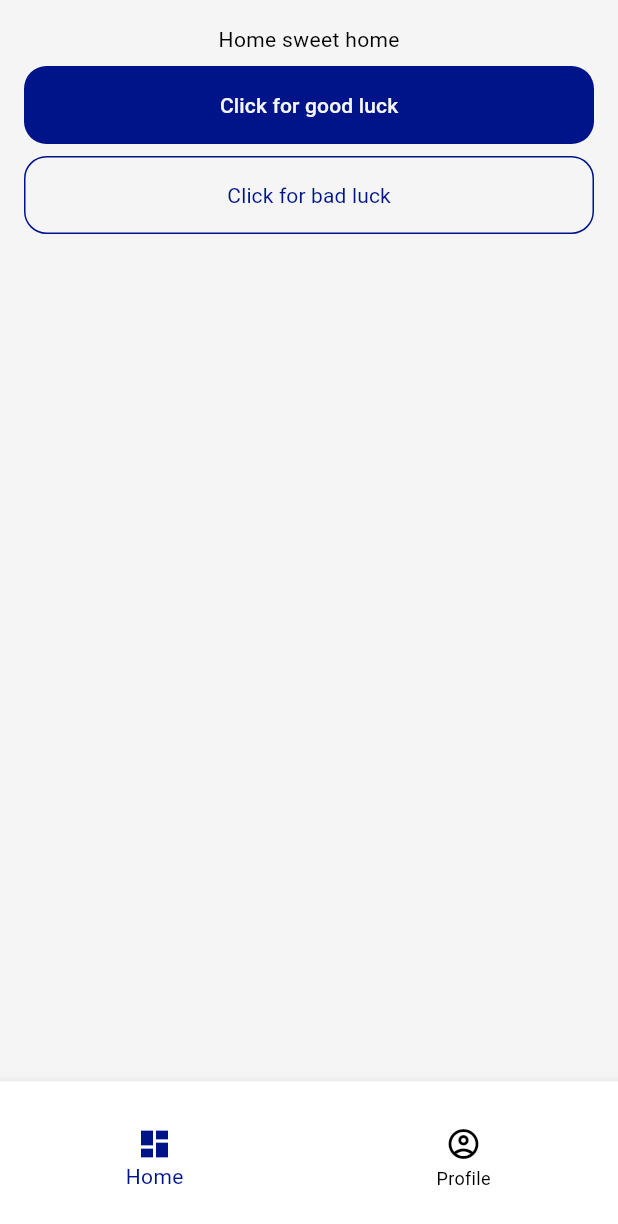
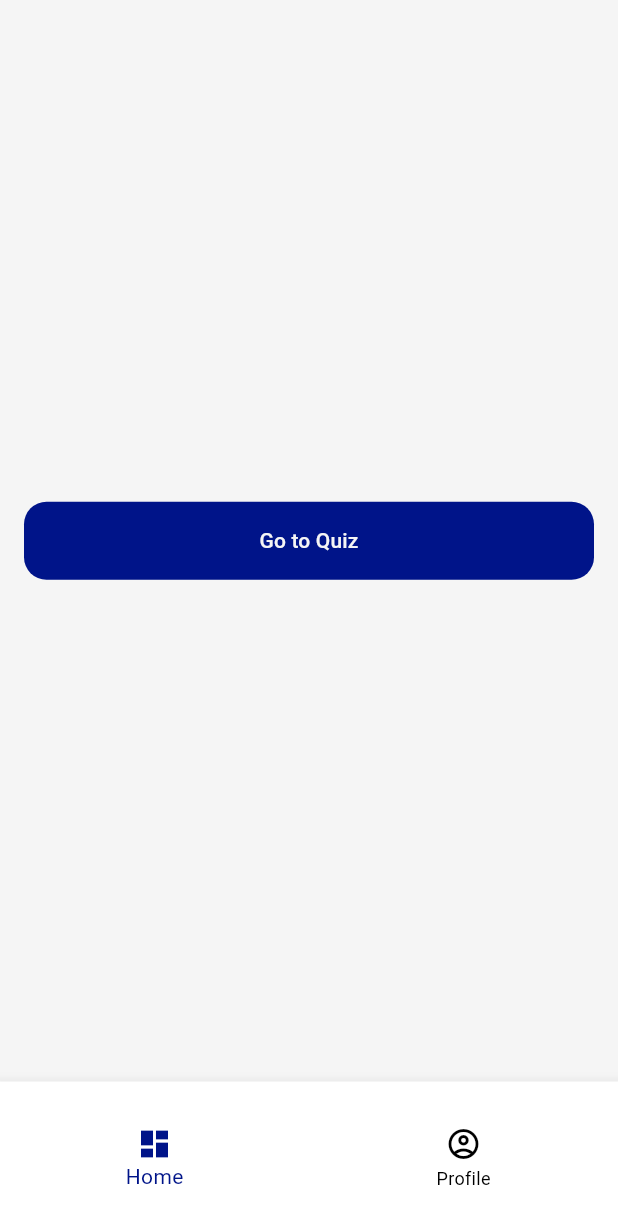
Before and after one commit to LukPle/LearnEurope, a Flutter app: the screen it shows after launch, on a phone screen of 412 x 824 dp. Shown: the top 1224 px of the screen. Run offline on Flutter 3.47's test engine with Material 3 defaults, Android fonts, the phone set to English and light mode, and no system bars; our stand-ins replace flutter_mobx, mobx; generated files the repository leaves out were written again.

Commit message:
Added multiple choice screen with basic components

```diff
--- a/lib/constants/routes.dart
+++ b/lib/constants/routes.dart
@@ -1,13 +1,22 @@
 import 'package:flutter/material.dart';
 import 'package:learn_europe/tab_selector.dart';
+import 'package:learn_europe/ui/screens/multiple_choice_screen.dart';
 
 const String tabSelector = 'tab_selector';
+const String multipleChoice = 'multiple_choice';
 
 Route<dynamic> generateRoute(RouteSettings destination) {
   switch (destination.name) {
     case tabSelector:
       return MaterialPageRoute(
-          settings: destination, builder: (context) => const TabSelector());
+        settings: destination,
+        builder: (context) => const TabSelector(),
+      );
+    case multipleChoice:
+      return MaterialPageRoute(
+        settings: destination,
+        builder: (context) => const MultipleChoiceScreen(),
+      );
     default:
       throw ('Route ${destination.name} does not exist');
   }
--- a/lib/ui/components/app_scaffold.dart
+++ b/lib/ui/components/app_scaffold.dart
@@ -12,7 +12,7 @@ class AppScaffold extends StatelessWidget {
   });
 
   final Widget body;
-  final AppBar? appBar;
+  final PreferredSizeWidget? appBar;
   final Widget? bottomNavigationBar;
   final bool hasVerticalPadding;
   final bool hasHorizontalPadding;
--- a/lib/ui/components/cta_button.dart
+++ b/lib/ui/components/cta_button.dart
@@ -56,12 +56,8 @@ class CtaButton extends StatelessWidget {
           ),
           backgroundColor: _primary
               ? MaterialStateProperty.all(
-                  color == Colors.transparent
-                      ? Colors.transparent
-                      : (color ??
-                              (brightness == Brightness.light
-                                  ? AppColors.primaryColorLight
-                                  : AppColors.primaryColorDark))
+                  color ??
+                      (brightness == Brightness.light ? AppColors.primaryColorLight : AppColors.primaryColorDark)
                           .withOpacity(opacity),
                 )
               : null,
--- a/lib/ui/screens/home_screen.dart
+++ b/lib/ui/screens/home_screen.dart
@@ -1,6 +1,6 @@
 import 'package:flutter/material.dart';
-import 'package:learn_europe/constants/paddings.dart';
 import 'package:learn_europe/ui/components/cta_button.dart';
+import 'package:learn_europe/constants/routes.dart' as routes;
 
 class HomeScreen extends StatelessWidget {
   const HomeScreen({super.key});
@@ -8,13 +8,14 @@ class HomeScreen extends StatelessWidget {
   @override
   Widget build(BuildContext context) {
     return Column(
+      mainAxisAlignment: MainAxisAlignment.center,
       children: [
-        Text('Home sweet home'),
-        SizedBox(height: AppPaddings.padding_8),
-        CtaButton.primary(onPressed: () => {}, label: "Click for good luck",),
-        SizedBox(height: AppPaddings.padding_8),
-        CtaButton.secondary(onPressed: () => {}, label: "Click for bad luck"),
+        CtaButton.primary(onPressed: () => _navigateToMultipleChoice(context), label: 'Go to Quiz'),
       ],
     );
   }
+
+  void _navigateToMultipleChoice(BuildContext context) {
+    Navigator.of(context).pushNamed(routes.multipleChoice);
+  }
 }
```
Also changed, not shown: lib/ui/components/app_appbar.dart (added, +39 -0 lines), lib/ui/screens/multiple_choice_screen.dart (added, +102 -0 lines).
